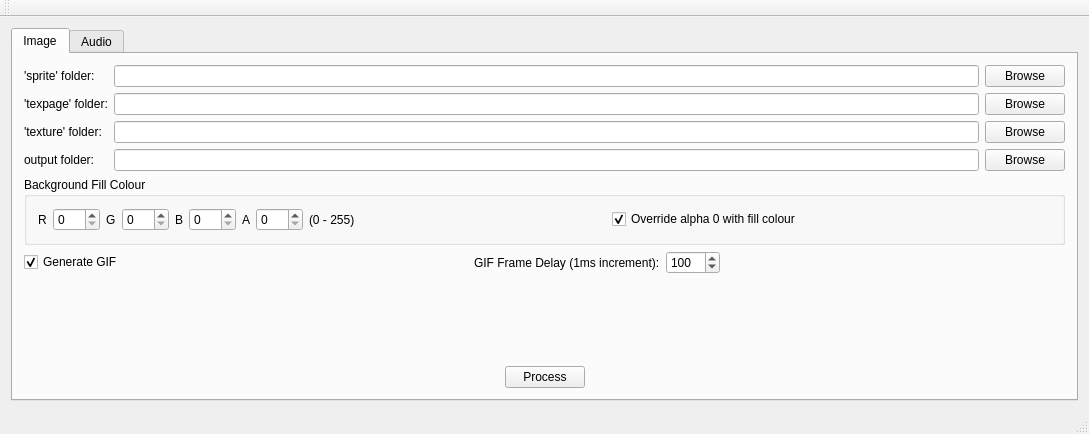
Above: src/MainWindow.ui from yxbh/GMSAssetProcessor before the change. Below: the same form after it.
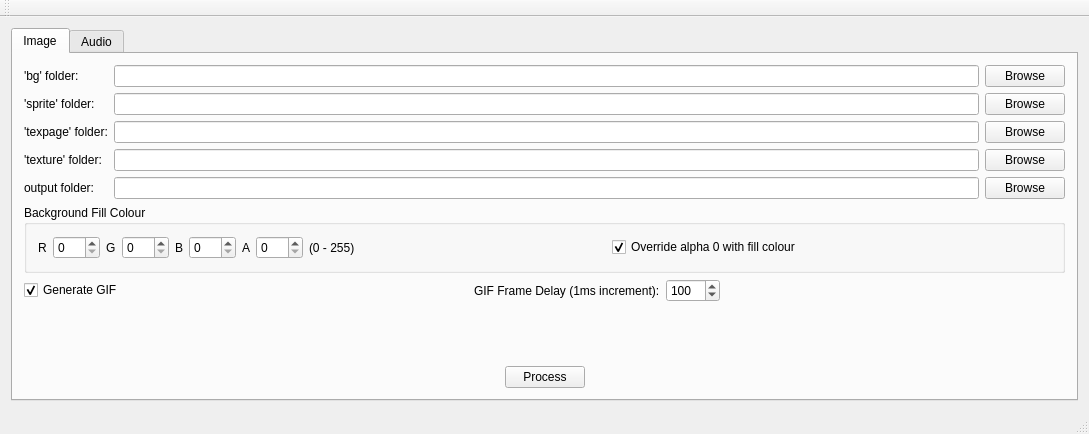
That is the form after the change.

What changed in the file:
```diff
--- a/src/MainWindow.ui
+++ b/src/MainWindow.ui
@@ -28,89 +28,106 @@
         <item>
          <layout class="QGridLayout" name="gridLayout">
           <item row="0" column="0">
+           <widget class="QLabel" name="label_11">
+            <property name="text">
+             <string>'bg' folder:</string>
+            </property>
+           </widget>
+          </item>
+          <item row="1" column="0">
            <widget class="QLabel" name="label">
             <property name="text">
              <string>'sprite' folder:</string>
             </property>
            </widget>
           </item>
-          <item row="0" column="1">
+          <item row="1" column="2">
            <widget class="QLineEdit" name="lineEdit_spriteFolderPath">
             <property name="text">
-             <string></string>
+             <string/>
             </property>
            </widget>
           </item>
-          <item row="0" column="2">
+          <item row="1" column="3">
            <widget class="QPushButton" name="pushButton_browseSpriteFolder">
             <property name="text">
              <string>Browse</string>
             </property>
            </widget>
           </item>
-          <item row="1" column="0">
+          <item row="2" column="0">
            <widget class="QLabel" name="label_2">
             <property name="text">
              <string>'texpage' folder:</string>
             </property>
            </widget>
           </item>
-          <item row="1" column="1">
+          <item row="2" column="2">
            <widget class="QLineEdit" name="lineEdit_texpageFolderPath">
             <property name="text">
-             <string></string>
+             <string/>
             </property>
            </widget>
           </item>
-          <item row="1" column="2">
+          <item row="2" column="3">
            <widget class="QPushButton" name="pushButton_browseTexpageFolder">
             <property name="text">
              <string>Browse</string>
             </property>
            </widget>
           </item>
-          <item row="2" column="0">
+          <item row="3" column="0">
            <widget class="QLabel" name="label_3">
             <property name="text">
              <string>'texture' folder:</string>
             </property>
            </widget>
           </item>
-          <item row="2" column="1">
+          <item row="3" column="2">
            <widget class="QLineEdit" name="lineEdit_textureFolderPath">
             <property name="text">
-             <string></string>
+             <string/>
             </property>
            </widget>
           </item>
-          <item row="2" column="2">
+          <item row="3" column="3">
            <widget class="QPushButton" name="pushButton_browseTextureFolder">
             <property name="text">
              <string>Browse</string>
             </property>
            </widget>
           </item>
-          <item row="3" column="0">
+          <item row="4" column="0">
            <widget class="QLabel" name="label_4">
             <property name="text">
              <string>output folder:</string>
             </property>
            </widget>
           </item>
-          <item row="3" column="1">
+          <item row="4" column="2">
            <widget class="QLineEdit" name="lineEdit_imageProcessingOutputFolderPath">
             <property name="text">
-             <string></string>
+             <string/>
             </property>
            </widget>
           </item>
-          <item row="3" column="2">
+          <item row="4" column="3">
            <widget class="QPushButton" name="pushButton_imageProcessingOutputFolder">
             <property name="text">
              <string>Browse</string>
             </property>
            </widget>
           </item>
+          <item row="0" column="3">
+           <widget class="QPushButton" name="pushButton_browseBackgroundFolder">
+            <property name="text">
+             <string>Browse</string>
+            </property>
+           </widget>
+          </item>
+          <item row="0" column="2">
+           <widget class="QLineEdit" name="lineEdit_backgroundFolderPath"/>
+          </item>
          </layout>
         </item>
         <item>
```
